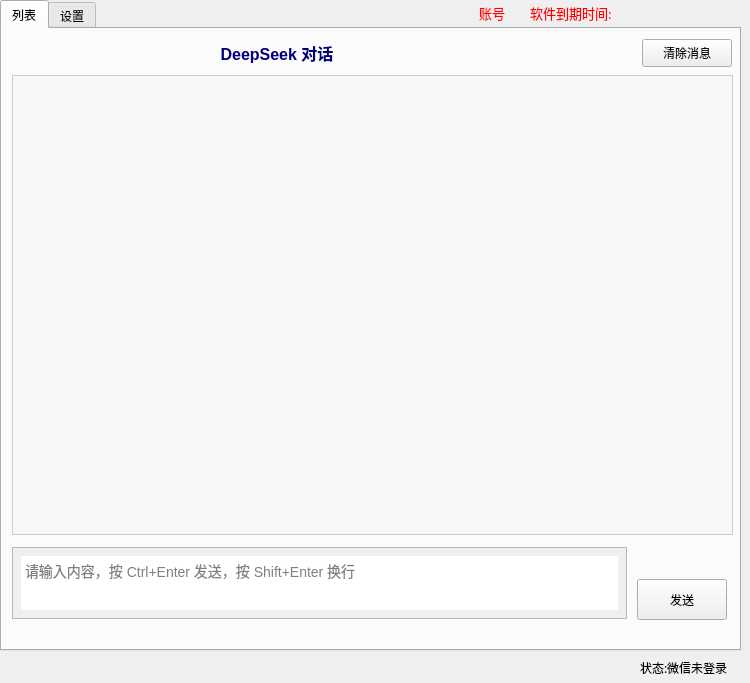
The window that pyqtMain/main.ui (changwei1992823-ctrl/deepWeChat) describes before a commit, drawn with Qt 5.
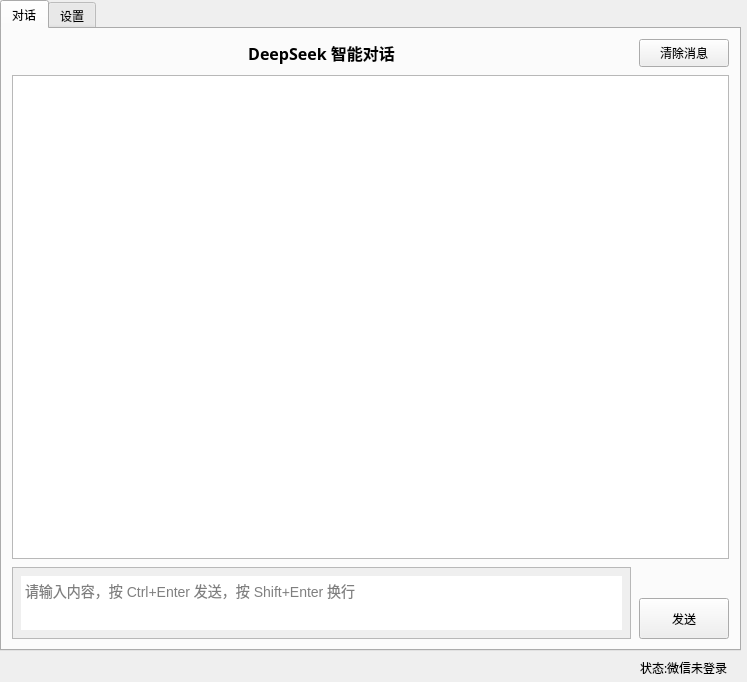
The same window after the commit. The open tabs and pages were chosen to show the change.

What changed in the file:
```diff
--- a/pyqtMain/main.ui
+++ b/pyqtMain/main.ui
@@ -9,8 +9,8 @@
    <rect>
     <x>0</x>
     <y>0</y>
-    <width>750</width>
-    <height>683</height>
+    <width>747</width>
+    <height>682</height>
    </rect>
   </property>
   <property name="font">
@@ -64,17 +64,31 @@
     </property>
     <widget class="QWidget" name="tab_1">
      <attribute name="title">
-      <string>列表</string>
+      <string>对话</string>
      </attribute>
+     <layout class="QVBoxLayout" name="verticalLayout_tab1">
+      <property name="spacing">
+       <number>8</number>
+      </property>
+      <property name="leftMargin">
+       <number>10</number>
+      </property>
+      <property name="topMargin">
+       <number>10</number>
+      </property>
+      <property name="rightMargin">
+       <number>10</number>
+      </property>
+      <property name="bottomMargin">
+       <number>10</number>
+      </property>
+      <item>
+       <layout class="QHBoxLayout" name="horizontalLayout_tab1_header">
+        <property name="spacing">
+         <number>8</number>
+        </property>
+        <item>
      <widget class="QLabel" name="lb_1_fdCount">
-      <property name="geometry">
-       <rect>
-        <x>10</x>
-        <y>10</y>
-        <width>530</width>
-        <height>28</height>
-       </rect>
-      </property>
       <property name="font">
        <font>
         <pointsize>12</pointsize>
@@ -82,58 +96,87 @@
         <bold>true</bold>
        </font>
       </property>
-      <property name="styleSheet">
-       <string notr="true">color:rgb(0,0,123)</string>
-      </property>
       <property name="text">
-       <string>DeepSeek 对话</string>
+           <string>DeepSeek 智能对话</string>
       </property>
       <property name="alignment">
        <set>Qt::AlignCenter</set>
       </property>
      </widget>
+        </item>
+        <item>
      <widget class="QPushButton" name="clear_btn">
-      <property name="geometry">
-       <rect>
-        <x>640</x>
-        <y>10</y>
+          <property name="minimumSize">
+           <size>
         <width>90</width>
         <height>28</height>
-       </rect>
+           </size>
+          </property>
+          <property name="maximumSize">
+           <size>
+            <width>90</width>
+            <height>28</height>
+           </size>
       </property>
       <property name="text">
        <string>清除消息</string>
       </property>
      </widget>
+        </item>
+       </layout>
+      </item>
+      <item>
      <widget class="QTextBrowser" name="chat_view">
-      <property name="geometry">
-       <rect>
-        <x>10</x>
-        <y>46</y>
-        <width>721</width>
-        <height>460</height>
-       </rect>
-      </property>
-      <property name="styleSheet">
-       <string notr="true">background-color:rgb(247,247,247); border:1px solid rgb(204,204,204); padding:10px;</string>
+        <property name="sizePolicy">
+         <sizepolicy hsizetype="Expanding" vsizetype="Expanding">
+          <horstretch>0</horstretch>
+          <verstretch>1</verstretch>
+         </sizepolicy>
+        </property>
+        <property name="minimumSize">
+         <size>
+          <width>0</width>
+          <height>200</height>
+         </size>
+        </property>
+        <property name="lineWrapMode">
+         <enum>QTextEdit::WidgetWidth</enum>
+        </property>
+        <property name="horizontalScrollBarPolicy">
+         <enum>Qt::ScrollBarAsNeeded</enum>
+        </property>
+        <property name="verticalScrollBarPolicy">
+         <enum>Qt::ScrollBarAsNeeded</enum>
       </property>
       <property name="openExternalLinks">
        <bool>true</bool>
       </property>
      </widget>
+      </item>
+      <item>
+       <layout class="QHBoxLayout" name="horizontalLayout_tab1_footer">
+        <property name="spacing">
+         <number>8</number>
+        </property>
+        <item>
      <widget class="QTextEdit" name="query">
-      <property name="geometry">
-       <rect>
-        <x>10</x>
-        <y>518</y>
-        <width>615</width>
+          <property name="sizePolicy">
+           <sizepolicy hsizetype="Expanding" vsizetype="Fixed">
+            <horstretch>1</horstretch>
+            <verstretch>0</verstretch>
+           </sizepolicy>
+          </property>
+          <property name="minimumSize">
+           <size>
+            <width>0</width>
         <height>72</height>
-       </rect>
-      </property>
-      <property name="font">
-       <font>
-        <pointsize>-1</pointsize>
-       </font>
+           </size>
+          </property>
+          <property name="maximumSize">
+           <size>
+            <width>16777215</width>
+            <height>72</height>
+           </size>
       </property>
       <property name="styleSheet">
        <string notr="true">font-size:14px; padding:8px;</string>
@@ -142,19 +185,29 @@
        <string>请输入内容，按 Ctrl+Enter 发送，按 Shift+Enter 换行</string>
       </property>
      </widget>
+        </item>
+        <item alignment="Qt::AlignBottom">
      <widget class="QPushButton" name="btn_1_shoudong">
-      <property name="geometry">
-       <rect>
-        <x>635</x>
-        <y>550</y>
+          <property name="minimumSize">
+           <size>
         <width>90</width>
         <height>41</height>
-       </rect>
+           </size>
+          </property>
+          <property name="maximumSize">
+           <size>
+            <width>90</width>
+            <height>41</height>
+           </size>
       </property>
       <property name="text">
        <string>发送</string>
       </property>
      </widget>
+        </item>
+       </layout>
+      </item>
+     </layout>
     </widget>
     <widget class="QWidget" name="tab_2">
      <attribute name="title">
@@ -795,63 +848,15 @@
      </widget>
     </widget>
    </widget>
-   <widget class="QLabel" name="lb_1_8">
-    <property name="geometry">
-     <rect>
-      <x>530</x>
-      <y>5</y>
-      <width>220</width>
-      <height>16</height>
-     </rect>
-    </property>
-    <property name="font">
-     <font>
-      <pointsize>10</pointsize>
-     </font>
-    </property>
-    <property name="styleSheet">
-     <string notr="true">color:rgb(255,0,0)</string>
-    </property>
-    <property name="text">
-     <string>软件到期时间:</string>
-    </property>
-   </widget>
-   <widget class="QLabel" name="lb_1_9">
-    <property name="geometry">
-     <rect>
-      <x>450</x>
-      <y>5</y>
-      <width>84</width>
-      <height>16</height>
-     </rect>
-    </property>
-    <property name="font">
-     <font>
-      <pointsize>10</pointsize>
-     </font>
-    </property>
-    <property name="styleSheet">
-     <string notr="true">color:rgb(255,0,0)</string>
-    </property>
-    <property name="text">
-     <string>账号</string>
-    </property>
-    <property name="alignment">
-     <set>Qt::AlignCenter</set>
-    </property>
-   </widget>
    <widget class="QLabel" name="lb_1_0">
     <property name="geometry">
      <rect>
       <x>6</x>
-      <y>660</y>
+      <y>657</y>
       <width>730</width>
       <height>18</height>
      </rect>
     </property>
-    <property name="styleSheet">
-     <string notr="true">background-color:rgb(240,240,240)</string>
-    </property>
     <property name="text">
      <string/>
     </property>
```
Left out of the diff: 112 changed lines with no effect on the pictures. Lines whose indentation alone changed are shown as unchanged.
